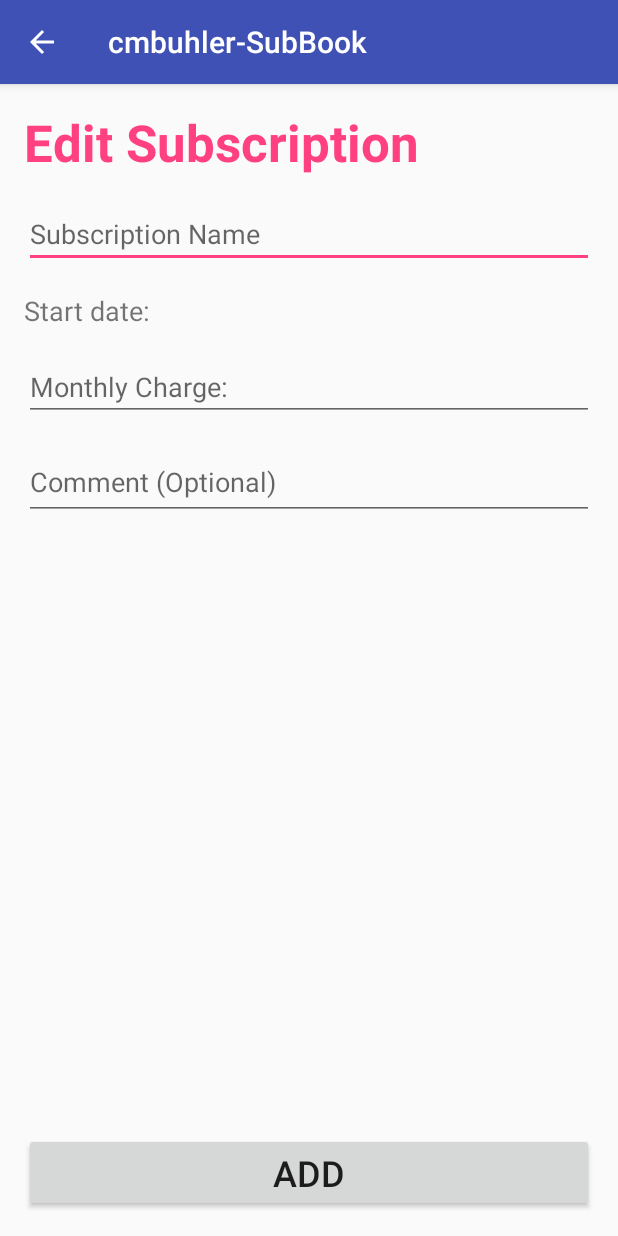
After one commit to cmbuhler/cmbuhler-SubBook, an Android app: the EditSubActivity screen opened directly, with no data from a screen before it, on a phone screen of 412 x 824 dp. The commit adds this screen. Run offline under Robolectric (Android 15) with nearby library versions, the phone set to English and light mode, and no system bars; 2 statements that could not run were skipped.

Commit message:
Progress on implementing edits to Subs

```diff
--- /dev/null
+++ b/app/src/main/java/com/example/chase/cmbuhler_subbook/EditSubActivity.java
@@ -0,0 +1,37 @@
+package com.example.chase.cmbuhler_subbook;
+
+import android.os.Bundle;
+import android.support.v7.app.AppCompatActivity;
+import android.widget.TextView;
+
+/**
+ * Created by Chase on 2018-01-29.
+ */
+
+public class EditSubActivity extends AppCompatActivity {
+
+    private int position;
+    private Subscription sub;
+    private TextView textView;
+
+    private TextView date;
+
+    @Override
+    protected void onCreate(Bundle savedInstanceState) {
+        super.onCreate(savedInstanceState);
+        setContentView(R.layout.activity_add_new_sub);
+        date = findViewById(R.id.sub_date);
+
+        position = getIntent().getExtras().getInt("pos");
+
+        sub = SubList.getInstance().get(position);
+
+        textView = findViewById(R.id.textView);
+        textView.setText(R.string.edit_sub);
+    }
+
+    private void showDate(){
+        date.setText(new StringBuilder().append(Subscription.getMonth(sub.getMonth()))
+                .append(" " + sub.getDay() + ", " + sub.getYear()));
+    }
+}
--- a/app/src/main/res/layout/activity_add_new_sub.xml
+++ b/app/src/main/res/layout/activity_add_new_sub.xml
@@ -78,7 +78,6 @@
         android:layout_marginStart="16dp"
         android:text="@string/sub_add_button"
         android:textSize="24sp"
-        android:onClick="addNewSub"
         app:layout_constraintBottom_toBottomOf="parent"
         app:layout_constraintEnd_toEndOf="parent"
         app:layout_constraintHorizontal_bias="0.5"
--- a/app/src/main/res/values/strings.xml
+++ b/app/src/main/res/values/strings.xml
@@ -2,6 +2,7 @@
     <string name="app_name">cmbuhler-SubBook</string>
     <string name="total_charge">Total monthly charge:</string>
     <string name="new_sub">New Subscription</string>
+    <string name="edit_sub">Edit Subscription</string>
     <string name="sub_name">Subscription Name</string>
     <string name="sub_data">Start date:</string>
     <string name="sub_charge">Monthly Charge:</string>
```
Also changed, not shown: app/src/main/AndroidManifest.xml (+6 -1 lines), app/src/main/java/com/example/chase/cmbuhler_subbook/AddNewSubActivity.java (+9 -2 lines), app/src/main/java/com/example/chase/cmbuhler_subbook/SubDetailsActivity.java (+14 -0 lines), app/src/main/java/com/example/chase/cmbuhler_subbook/MainActivity.java (line endings or trailing spaces).
